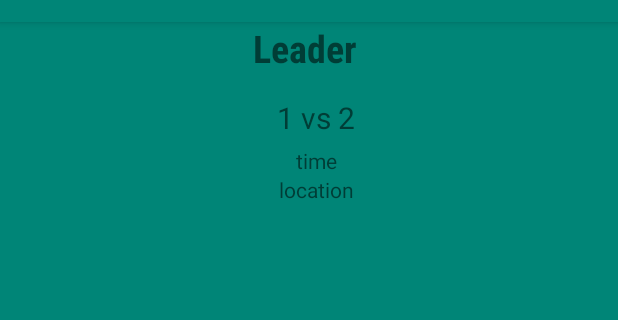
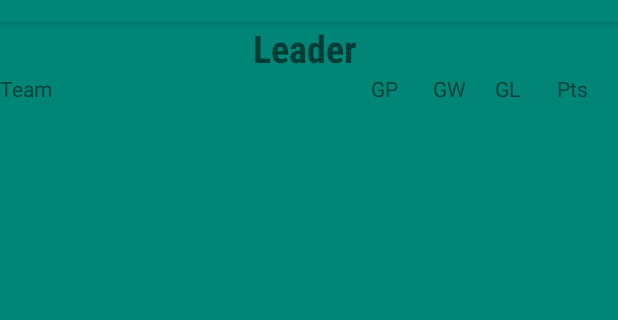
Before and after one commit to ikialo/GameDraw, an Android app: the fragment Fragment_Leader shown on its own in the app's theme, on a phone screen of 412 x 824 dp, the part 62-382 px from its top. Run offline under Robolectric (Android 15) with nearby library versions, the phone set to English and light mode, and no system bars; our stand-ins replace Firebase (no records; nobody signed in at launch, a user with empty details on screens opened directly).

```diff
--- a/app/src/main/java/com/example/isaac/gamedraw/FragmentActivity/Fragment_Leader.java
+++ b/app/src/main/java/com/example/isaac/gamedraw/FragmentActivity/Fragment_Leader.java
@@ -6,14 +6,23 @@ import android.support.annotation.Nullable;
 import android.support.v4.app.Fragment;
 import android.support.v7.widget.LinearLayoutManager;
 import android.support.v7.widget.RecyclerView;
+import android.util.Log;
 import android.view.LayoutInflater;
 import android.view.View;
 import android.view.ViewGroup;
+import android.widget.Toast;
 
 import com.example.isaac.gamedraw.Adapter_Draw;
+import com.example.isaac.gamedraw.Adapter_Leader;
 import com.example.isaac.gamedraw.FixtureInfo;
 import com.example.isaac.gamedraw.OneGameDraw;
 import com.example.isaac.gamedraw.R;
+import com.google.android.gms.tasks.OnCompleteListener;
+import com.google.android.gms.tasks.Task;
+import com.google.firebase.firestore.CollectionReference;
+import com.google.firebase.firestore.FirebaseFirestore;
+import com.google.firebase.firestore.QueryDocumentSnapshot;
+import com.google.firebase.firestore.QuerySnapshot;
 
 import java.util.ArrayList;
 import java.util.List;
@@ -23,8 +32,10 @@ public class Fragment_Leader extends Fragment {
     private View v;
     private RecyclerView recyclerView;
     private List<OneGameDraw> list_game_draws;
-    private Adapter_Draw adapter;
-    private List<FixtureInfo> fixture;
+    private Adapter_Leader adapter;
+    private List<LeaderInfo> leader;
+    private CollectionReference colRef;
+
 
 
     public Fragment_Leader() {
@@ -38,13 +49,50 @@ public class Fragment_Leader extends Fragment {
 
        v = inflater.inflate(R.layout.leader_fragment,container, false);
 
-        recyclerView = v.findViewById(R.id.recyclerViewLeader);
-        adapter  = new Adapter_Draw(getContext(),fixture);
-        recyclerView.setLayoutManager(new LinearLayoutManager(getActivity()));
+       leader = new ArrayList<>();
+
+        colRef.get().addOnCompleteListener(new OnCompleteListener<QuerySnapshot>() {
+            @Override
+            public void onComplete(@NonNull Task<QuerySnapshot> task) {
+                if (task.isSuccessful()) {
+
+                    int i =0;
+                    for (QueryDocumentSnapshot document : task.getResult()) {
+
+
+                        leader.add(new LeaderInfo(document.get("teamName"),
+                                document.get("GP"),document.get("GW"), document.get("GL"), document.get("Pts")));
+
+
+                        Log.d("retet", document.getId() + " => " + document.get("teamName") +" vs " + document.get("GP"));
+                        i++;
+
+
+                        recyclerView = v.findViewById(R.id.recyclerViewLeader);
+
+
+                        adapter  = new Adapter_Leader(getContext(),leader);
+                        recyclerView.setLayoutManager(new LinearLayoutManager(getActivity()));
+
+
+                        recyclerView.setAdapter(adapter);
+                    }
+
+//                    recyclerView = findViewById(R.id.assocRecView);
+//                    adapter  = new AssociationAdapter(AssociationActivity.this,listSports);
+//                    recyclerView.setLayoutManager(new LinearLayoutManager(AssociationActivity.this));
+//
+//                    adapter.setOnItemClickListener(AssociationActivity.this);
+//
+//                    recyclerView.setAdapter(adapter);
+                } else {
+                     Log.d("RETER", "Error getting documents.", task.getException());
+                }
+            }
+        });
 
 
 
-        recyclerView.setAdapter(adapter);
        return v;
 
     }
@@ -55,8 +103,32 @@ public class Fragment_Leader extends Fragment {
 
 
 
-        fixture = new ArrayList<>();
-        fixture.add(new FixtureInfo("1 vs 2", "time", "location"));
+
+
+        String association = getActivity().getIntent().getStringExtra("ASSOC");
+        String division = getActivity().getIntent().getStringExtra("DIV");
+        String sport = getActivity().getIntent().getStringExtra("SPORT");
+
+
+        Toast.makeText(getContext(), association + division+ sport, Toast.LENGTH_SHORT).show();
+        Log.d("retet", "onCreate: "+ sport+ division+ association);
+
+
+        FirebaseFirestore db = FirebaseFirestore.getInstance();
+
+
+
+
+        colRef = db.collection("sport")
+                .document(sport)
+                .collection("Association")
+                .document(division)
+                .collection("Division")
+                .document(association)
+                .collection("Fixture or Leader")
+                .document("Leader")
+                .collection("Team");
+
 
     }
 
--- a/app/src/main/res/layout/leader_fragment.xml
+++ b/app/src/main/res/layout/leader_fragment.xml
@@ -15,6 +15,49 @@
         android:textStyle="bold"
         android:text="Leader "/>
 
+    <LinearLayout
+        android:orientation="horizontal"
+        android:layout_width="match_parent"
+        android:layout_height="wrap_content">
+
+
+        <TextView
+            android:layout_weight="20"
+            android:text="Team"
+            android:layout_width="match_parent"
+            android:layout_height="wrap_content" />
+        <TextView
+            android:text="GP"
+            android:layout_weight="45"
+
+            android:layout_width="match_parent"
+            android:layout_height="wrap_content" />
+
+        <TextView
+            android:text="GW"
+
+            android:layout_weight="45"
+
+            android:layout_width="match_parent"
+            android:layout_height="wrap_content" />
+        <TextView
+            android:layout_weight="45"
+
+            android:text="GL"
+
+            android:layout_width="match_parent"
+            android:layout_height="wrap_content" />
+        <TextView
+            android:layout_weight="45"
+
+            android:text="Pts"
+            android:layout_width="match_parent"
+            android:layout_height="wrap_content" />
+
+    </LinearLayout>
+
+
+
     <android.support.v7.widget.RecyclerView
         android:layout_width="match_parent"
         android:id="@+id/recyclerViewLeader"
```
Also changed, not shown: app/src/main/java/com/example/isaac/gamedraw/FragmentActivity/LeaderInfo.java (added, +55 -0 lines), app/src/main/res/layout/leader_item_layout.xml (added, +51 -0 lines).
